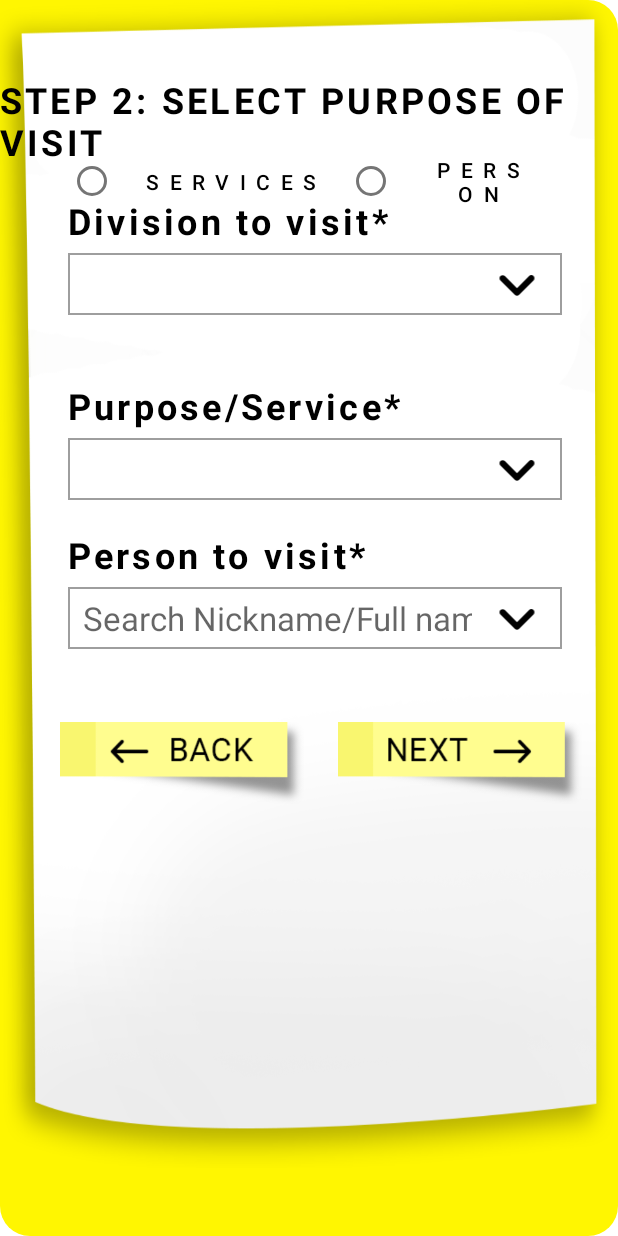
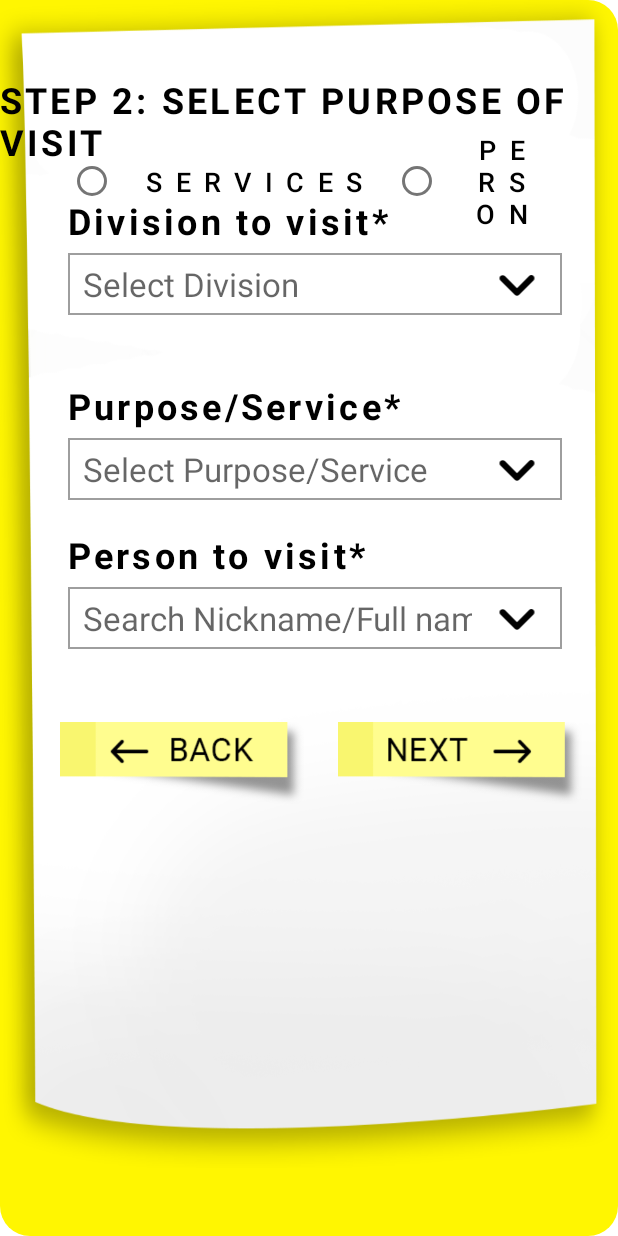
Before and after one commit to treefunk/lilo-xpress, an Android app: the layout fragment_guest_login_purpose.xml on its own in the app's theme, with its tools: preview values and no code run, on a phone screen of 412 x 824 dp. Run offline under Robolectric (Android 15) with nearby library versions, the phone set to English and light mode, and no system bars.

Commit message:
qa fixes

```diff
--- a/app/src/main/java/com/myoptimind/lilo_xpress/guestlogin/api/GuestLoginResponse.kt
+++ b/app/src/main/java/com/myoptimind/lilo_xpress/guestlogin/api/GuestLoginResponse.kt
@@ -49,6 +49,9 @@ class GuestLoginResponse (
         val healthCondition: String,
 
         @SerializedName("pin_code")
-        val pinCode: String
+        val pinCode: String,
+
+        @SerializedName("place_of_origin")
+        val placeOfOrigin: String
     )
 }
--- a/app/src/main/java/com/myoptimind/lilo_xpress/guestlogin/api/GuestLoginService.kt
+++ b/app/src/main/java/com/myoptimind/lilo_xpress/guestlogin/api/GuestLoginService.kt
@@ -35,6 +35,7 @@ interface GuestLoginService {
         region: String
     ): ProvincesCitiesResponse
 
+
     /**
      * Upload image for single item
      */
--- a/app/src/main/java/com/myoptimind/lilo_xpress/guestlogin/tabs/GuestLoginPrintFragment.kt
+++ b/app/src/main/java/com/myoptimind/lilo_xpress/guestlogin/tabs/GuestLoginPrintFragment.kt
@@ -88,7 +88,7 @@ class GuestLoginPrintFragment : TabChildFragment<GuestLoginTab>() {
                     }
 //                    tv_division_person_visited.setText("${data.divisionToVisit} / ${data.personToVisit}")
                     tv_temperature.setText(data.temperature)
-                    tv_place_of_origin.setText("${data.region}\n${data.city}")
+                    tv_place_of_origin.setText(data.placeOfOrigin)
                     tv_pin_code.setText(data.pinCode)
                     btn_print_login.setOnClickListener {
                        viewModel.printData(result.data)
--- a/app/src/main/java/com/myoptimind/lilo_xpress/guestlogout/api/GuestLogoutResponse.kt
+++ b/app/src/main/java/com/myoptimind/lilo_xpress/guestlogout/api/GuestLogoutResponse.kt
@@ -48,6 +48,9 @@ class GuestLogoutResponse(
         @SerializedName("pin_code")
         val pinCode: String,
 
-        val duration: String
+        val duration: String,
+
+        @SerializedName("place_of_origin")
+        val placeOfOrigin: String
     )
 }
--- a/app/src/main/java/com/myoptimind/lilo_xpress/guestlogout/tabs/GuestLogoutPrintFragment.kt
+++ b/app/src/main/java/com/myoptimind/lilo_xpress/guestlogout/tabs/GuestLogoutPrintFragment.kt
@@ -90,7 +90,7 @@ class GuestLogoutPrintFragment : TabChildFragment<GuestLogoutTab>() {
 //                    tv_purpose_of_visit.setText(data.purpose)
 
                     tv_temperature.setText(data.temperature)
-                    tv_place_of_origin.setText("${data.region}\n${data.city}")
+                    tv_place_of_origin.setText(data.placeOfOrigin)
                     tv_duration_of_visit.setText(data.duration)
 
                     btn_print_logout.setOnClickListener {
--- a/app/src/main/res/layout/fragment_guest_login_cit.xml
+++ b/app/src/main/res/layout/fragment_guest_login_cit.xml
@@ -367,7 +367,6 @@
                 android:layout_marginTop="20dp"
                 android:layout_marginBottom="8dp"
                 android:gravity="center"
-                android:justificationMode="inter_word"
                 android:text="@string/text_any_contact"
                 app:layout_constraintBottom_toTopOf="@id/toggle_contact"
                 app:layout_constraintHorizontal_bias="0"
@@ -445,7 +444,6 @@
                 android:layout_marginTop="20dp"
                 android:layout_marginBottom="8dp"
                 android:gravity="center"
-                android:justificationMode="inter_word"
                 android:text="@string/text_travel"
                 app:layout_constraintBottom_toTopOf="@id/toggle_travel"
                 app:layout_constraintHorizontal_bias="0"
--- a/app/src/main/res/layout/fragment_guest_login_purpose.xml
+++ b/app/src/main/res/layout/fragment_guest_login_purpose.xml
@@ -88,6 +88,7 @@
             android:letterSpacing="0.5"
             android:textAllCaps="true"
             android:textColor="@android:color/black"
+            android:textSize="18sp"
             />
 
         <RadioButton
@@ -98,6 +99,8 @@
             android:padding="20dp"
             android:letterSpacing="0.5"
             android:textAllCaps="true"
+            android:textSize="18sp"
+
 
             style="@style/Widget.MaterialComponents.Button.OutlinedButton"
             android:textColor="@android:color/black"
@@ -143,6 +146,7 @@
             android:layout_height="wrap_content"
             style="@style/lilo_et_box"
             android:clickable="true"
+            android:hint="Select Division"
             android:focusable="false"
             android:inputType="text"
             android:imeOptions="actionNext"
@@ -200,6 +204,7 @@
             android:focusable="false"
             android:inputType="text"
             android:imeOptions="actionNext"
+            android:hint="Select Purpose/Service"
             />
 
     </com.google.android.material.textfield.TextInputLayout>
```
